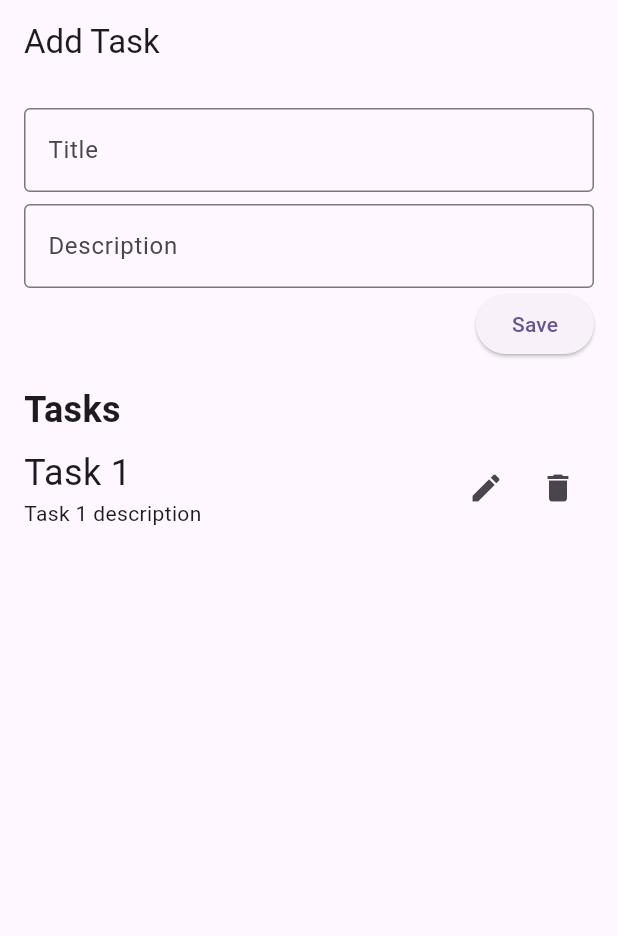
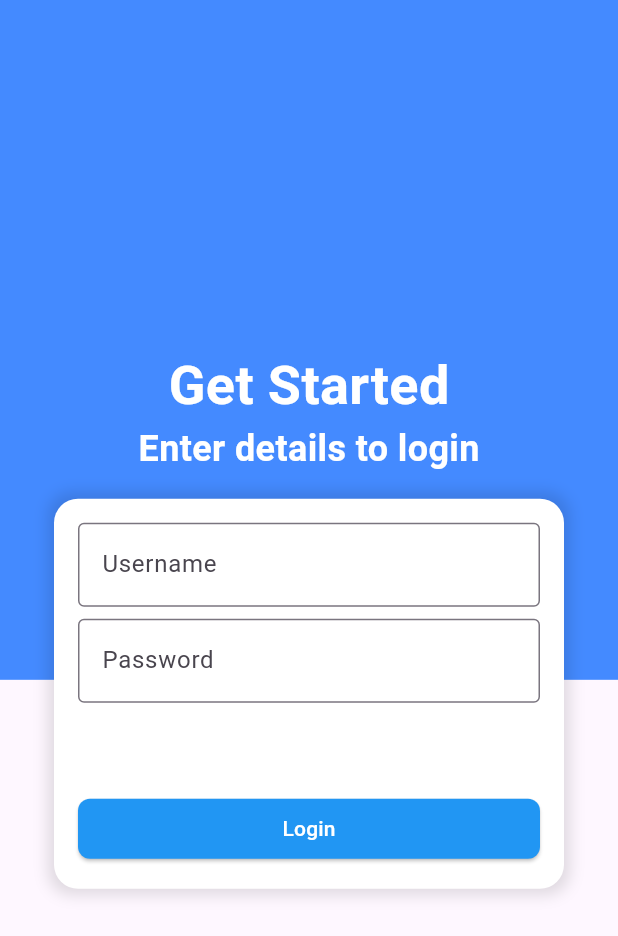
Before and after one commit to rosanyonghang/fluttertaskmanagement, a Flutter app: the screen it shows after launch, on a phone screen of 412 x 824 dp. Shown: the top 936 px of the screen. Run offline on Flutter 3.47's test engine with Material 3 defaults, Android fonts, the light colour scheme and no system bars.

Commit message:
Feature: User form handling created

```diff
--- a/lib/main.dart
+++ b/lib/main.dart
@@ -1,5 +1,6 @@
 import 'package:flutter/material.dart';
 import 'package:fluttertaskmanagement/screens/AddTask.dart';
+import 'package:fluttertaskmanagement/screens/LoginTask.dart';
 import 'package:fluttertaskmanagement/screens/TodoHome.dart';
 
 void main() {
@@ -18,7 +19,7 @@
         colorScheme: ColorScheme.fromSeed(seedColor: Colors.deepPurple),
         useMaterial3: true,
       ),
-      home: Addtask(),
+      home: Logintask(),
     );
   }
 }
--- /dev/null
+++ b/lib/screens/LoginTask.dart
@@ -0,0 +1,74 @@
+import 'package:flutter/material.dart';
+import 'package:fluttertaskmanagement/widgets/LoginForm.dart';
+
+class Logintask extends StatefulWidget {
+  @override
+  State<Logintask> createState() => _LogintaskState();
+}
+
+class _LogintaskState extends State<Logintask> {
+  @override
+  Widget build(BuildContext context) {
+    return Scaffold(
+      body: Container(
+        height: MediaQuery.of(context).size.height,
+        child: Stack(
+          children: [
+            Align(
+              alignment: Alignment.topCenter,
+              child: Container(
+                width: double.infinity,
+                color: Colors.blueAccent,
+                height: MediaQuery.of(context).size.height * .55,
+              ),
+            ),
+            Container(
+              height: double.infinity,
+              width: double.infinity,
+              padding: EdgeInsets.symmetric(horizontal: 36),
+              alignment: Alignment.center,
+              child: Column(
+                mainAxisAlignment: MainAxisAlignment.center,
+                children: [
+                  Container(
+                    margin: EdgeInsets.only(bottom: 16),
+                    child: Column(
+                      children: [
+                        Text('Get Started',
+                            style: TextStyle(
+                                color: Colors.white,
+                                fontSize: 36,
+                                fontWeight: FontWeight.bold)),
+                        Text('Enter details to login',
+                            style: TextStyle(
+                                color: Colors.white,
+                                fontSize: 24,
+                                fontWeight: FontWeight.bold)),
+                      ],
+                    ),
+                  ),
+                  Container(
+                    height: 260,
+                    padding: EdgeInsets.all(16),
+                    width: double.infinity,
+                    decoration: BoxDecoration(
+                        color: Colors.white,
+                        borderRadius: BorderRadius.circular(16),
+                        boxShadow: [
+                          BoxShadow(
+                              color: Colors.black12,
+                              blurRadius: 8,
+                              spreadRadius: 4,
+                              blurStyle: BlurStyle.normal)
+                        ]),
+                    child: Loginform(),
+                  )
+                ],
+              ),
+            )
+          ],
+        ),
+      ),
+    );
+  }
+}
--- /dev/null
+++ b/lib/widgets/LoginForm.dart
@@ -0,0 +1,99 @@
+import 'package:flutter/cupertino.dart';
+import 'package:flutter/material.dart';
+
+class Loginform extends StatefulWidget {
+  const Loginform({super.key});
+
+  @override
+  State<Loginform> createState() => _LoginformState();
+}
+
+class _LoginformState extends State<Loginform> {
+  // form key is something like the id for the form
+  var _formkey = GlobalKey<FormState>();
+  // new way to associate input with variables
+  TextEditingController username = TextEditingController();
+  TextEditingController password = TextEditingController();
+
+  @override
+  Widget build(BuildContext context) {
+    return Form(
+      // the key declared is defined here
+      key: _formkey,
+      child: Column(
+        children: [
+          Expanded(
+            child: Column(
+              children: [
+                TextFormField(
+                  // controller is used to automatically update without
+                  // using setState
+                  controller: username,
+                  // validator function when return string means error
+                  // when null there is no error
+                  validator: (value) {
+                    if (value == null || value.isEmpty) {
+                      return 'Please enter your username';
+                    }
+                    return null;
+                  },
+                  decoration: InputDecoration(
+                      label: Text('Username'), border: OutlineInputBorder()),
+                ),
+                Container(
+                  margin: EdgeInsets.only(top: 8),
+                  child: TextFormField(
+                    // obsure text is for displaying dots instead of text
+                    obscureText: true,
+                    controller: password,
+                    validator: (value) {
+                      if (value == null || value.isEmpty) {
+                        return 'Please enter your username';
+                      }
+                      return null;
+                    },
+                    decoration: InputDecoration(
+                        label: Text('Password'),
+                        border: OutlineInputBorder()),
+                  ),
+                ),
+              ],
+            ),
+          ),
+          Container(
+            width: double.infinity,
+            child: ElevatedButton(
+              onPressed: () {
+                // this initiates validation form the text input field inside the form
+                if(_formkey.currentState!.validate()){
+                  String message = "Failed";
+                  if(username.text == 'admin' && password.text == "admin"){
+                    message = "Success";
+                  }
+                  ScaffoldMessenger.of(context).showSnackBar(
+                    SnackBar(
+                      content: Text(
+                        message,
+                        style: TextStyle(fontSize: 32),
+                      ),
+                    ),
+                  );
+                }
+              },
+              style: ElevatedButton.styleFrom(
+                backgroundColor: Colors.blue,
+                shape: RoundedRectangleBorder(
+                  borderRadius: BorderRadius.circular(8),
+                ),
+              ),
+              child: Text(
+                'Login',
+                style: TextStyle(color: Colors.white),
+              ),
+            ),
+          )
+        ],
+      ),
+    );
+  }
+}
```
